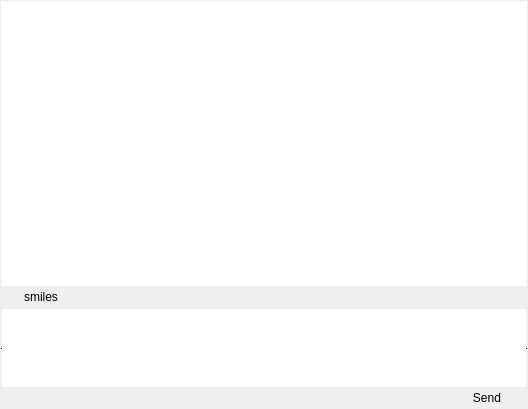
Qt form ClientRepo/ui/chat.ui (Ilia8Kruglov/TrueMessenger) before a commit.
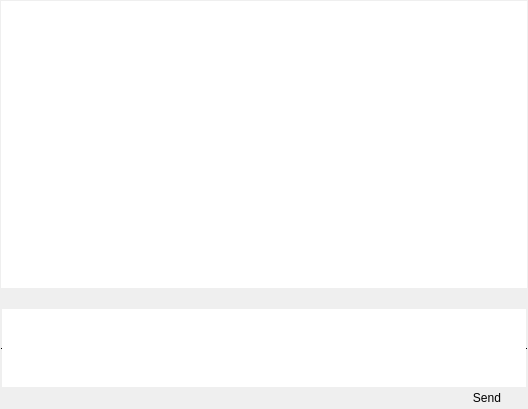
The same form after that commit. Icons and pictures are not drawn.

```diff
--- a/ClientRepo/ui/chat.ui
+++ b/ClientRepo/ui/chat.ui
@@ -51,19 +51,6 @@
    </item>
    <item>
     <layout class="QHBoxLayout" name="horizontalLayout_2">
-     <item>
-      <widget class="QPushButton" name="pushButton">
-       <property name="text">
-        <string>smiles</string>
-       </property>
-       <property name="default">
-        <bool>true</bool>
-       </property>
-       <property name="flat">
-        <bool>true</bool>
-       </property>
-      </widget>
-     </item>
      <item>
       <spacer name="horizontalSpacer">
        <property name="orientation">
```
Left out of the diff: 26 changed lines with no effect on the pictures.
